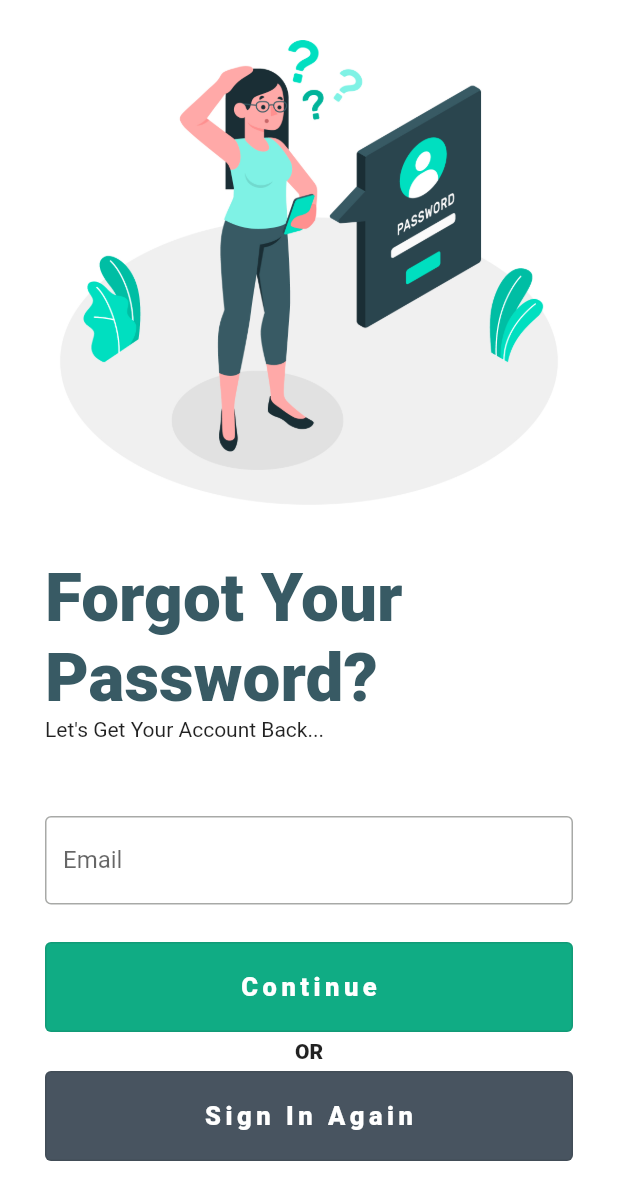
After one commit to Tasheela99/bmiapp, a Flutter app: the screen it shows after launch, scrolled down 69 dp, after a tap on "Forget Password?", on a phone screen of 412 x 824 dp. The commit adds this screen. Shown: the top 1200 px of the screen. Run offline on Flutter 3.47's test engine with Material 2 defaults, Android fonts, the phone set to English and light mode, and no system bars; our stand-ins replace cloud_firestore, firebase_auth, firebase_core, font_awesome_flutter, get, google_sign_in; accounts and stored records are empty.

Commit message:
forgot password screen created and implemented

```diff
--- a/lib/constants/app_text_constants.dart
+++ b/lib/constants/app_text_constants.dart
@@ -7,7 +7,7 @@ const kDashBoardTextStyles = TextStyle(
 );
 
 const kSignUpAndSignInPageTitleStyles = TextStyle(
-  fontSize: 50,
+  fontSize: 45,
   fontWeight: FontWeight.w900,
   color: Color(0xFF385a64),
 );
--- /dev/null
+++ b/lib/constants/app_text_field_constants.dart
@@ -0,0 +1,7 @@
+import 'package:flutter/material.dart';
+
+const kTextFieldStyles = InputDecoration(
+  labelText: 'Email',
+  hintText: 'Email',
+  border: OutlineInputBorder(),
+);
--- a/lib/main.dart
+++ b/lib/main.dart
@@ -19,6 +19,8 @@ class MyApp extends StatelessWidget {
   Widget build(BuildContext context) {
     return GetMaterialApp(
         title: 'User Details App',
+        defaultTransition: Transition.leftToRightWithFade,
+        transitionDuration: Duration(milliseconds: 500),
         theme: ThemeData(
           colorScheme: ColorScheme.fromSeed(seedColor: Colors.green),
         ),
--- a/lib/views/dashboard_screen.dart
+++ b/lib/views/dashboard_screen.dart
@@ -279,7 +279,6 @@ class _DashboardScreenState extends State<DashboardScreen> {
                                             Expanded(
                                               child: ElevatedButton(
                                                 onPressed: () {
-                                                  if (currentUserUid != null) {
                                                     final bmiDataModel = BmiDataModel(
                                                       userId: currentUserUid,
                                                       name: name,
@@ -291,8 +290,6 @@ class _DashboardScreenState extends State<DashboardScreen> {
                                                       timestamp: Timestamp.now(),
                                                     );
                                                     appData.addBmiData(bmiDataModel);
-                                                  }
-
                                                 },
                                                 style: ElevatedButton.styleFrom(
                                                   padding:
--- /dev/null
+++ b/lib/views/forget_password_screen.dart
@@ -0,0 +1,123 @@
+import 'package:flutter/material.dart';
+import 'package:get/get.dart';
+import 'package:myapp/functions/app_validator_functions.dart';
+import 'package:myapp/views/signin_screen.dart';
+
+import '../constants/app_btn_text_constants.dart';
+import '../constants/app_color_constants.dart';
+import '../constants/app_text_constants.dart';
+import '../functions/auth_functions.dart';
+
+class ForgetPasswordScreen extends StatefulWidget {
+  const ForgetPasswordScreen({super.key});
+
+  @override
+  State<ForgetPasswordScreen> createState() => _ForgetPasswordScreenState();
+}
+
+class _ForgetPasswordScreenState extends State<ForgetPasswordScreen> {
+  final forgetPasswordForm = GlobalKey<FormState>();
+  TextEditingController email = TextEditingController();
+  final validators = AppValidators();
+  final authFunctions = Authentication();
+
+  @override
+  Widget build(BuildContext context) {
+    return Scaffold(
+      backgroundColor: Colors.white,
+      body: SafeArea(
+        child: Padding(
+          padding: const EdgeInsets.symmetric(horizontal: 30.0),
+          child: SingleChildScrollView(
+            child: Column(
+              children: [
+                Image(
+                    image: AssetImage("assets/images/forget_password_image.jpg")),
+                const Padding(
+                  padding: EdgeInsets.fromLTRB(0, 20, 0, 0),
+                  child: Align(
+                    alignment: Alignment.centerLeft,
+                    child: Text(
+                      "Forgot Your Password?",
+                      style: kSignUpAndSignInPageTitleStyles,
+                    ),
+                  ),
+                ),
+                Row(
+                  children: [
+                    Text("Let's Get Your Account Back..."),
+                  ],
+                ),
+                SizedBox(height: 50,),
+                Form(
+                  key: forgetPasswordForm,
+                  child: Column(
+                    children: [
+                      TextFormField(
+                        controller: email,
+                        decoration: const InputDecoration(
+                          labelText: 'Email',
+                          hintText: 'Enter Your Email to Reset Your Password',
+                          border: OutlineInputBorder(),
+                        ),
+                        validator: (value) => validators.validateEmail(value!),
+                      ),
+                      SizedBox(height: 25,),
+                      Row(
+                        children: [
+                          Expanded(
+                            child: OutlinedButton(
+                              onPressed: () {
+                                if (forgetPasswordForm.currentState!.validate()) {
+                                  forgetPasswordForm.currentState!.save();
+                                  authFunctions.resetPassword(context, email);
+                                }
+                              },
+                              style: ElevatedButton.styleFrom(
+                                padding: const EdgeInsets.all(20),
+                                backgroundColor: kPrimaryBtnColor,
+                                foregroundColor: Colors.white70,
+                              ),
+                              child: const Text(
+                                "Continue",
+                                style: kBtnStyles,
+                              ),
+                            ),
+                          ),
+                        ],
+                      ),
+                      Padding(
+                        padding: const EdgeInsets.symmetric(vertical: 5),
+                        child: Text("OR",style: TextStyle(
+                          fontWeight: FontWeight.w900,
+                        ),),
+                      ),
+                      Row(
+                        children: [
+                          Expanded(
+                            child: OutlinedButton(
+                              onPressed: ()=> Get.to(()=>SignInScreen()),
+                              style: ElevatedButton.styleFrom(
+                                padding: const EdgeInsets.all(20),
+                                backgroundColor: kSecondaryBtnColor,
+                                foregroundColor: Colors.white70,
+                              ),
+                              child: const Text(
+                                "Sign In Again",
+                                style: kBtnStyles,
+                              ),
+                            ),
+                          ),
+                        ],
+                      ),
+                    ],
+                  ),
+                ),
+              ],
+            ),
+          ),
+        ),
+      ),
+    );
+  }
+}
--- a/lib/views/signin_screen.dart
+++ b/lib/views/signin_screen.dart
@@ -5,6 +5,7 @@ import 'package:get/get.dart';
 import 'package:myapp/constants/app_btn_text_constants.dart';
 import 'package:myapp/constants/app_color_constants.dart';
 import 'package:myapp/functions/app_validator_functions.dart';
+import 'package:myapp/views/forget_password_screen.dart';
 import 'package:myapp/views/signup_screen.dart';
 import '../constants/app_text_constants.dart';
 import '../functions/auth_functions.dart';
@@ -61,7 +62,7 @@ class _SignInScreenState extends State<SignInScreen> {
                       children: [
                         TextFormField(
                           controller: email,
-                          decoration: InputDecoration(
+                          decoration: const InputDecoration(
                             labelText: 'Email',
                             hintText: 'Email',
                             border: OutlineInputBorder(),
@@ -73,7 +74,7 @@ class _SignInScreenState extends State<SignInScreen> {
                         ),
                         TextFormField(
                           controller: password,
-                          decoration: InputDecoration(
+                          decoration: const InputDecoration(
                             labelText: 'Password',
                             hintText: 'Password',
                             border: OutlineInputBorder(),
@@ -81,11 +82,11 @@ class _SignInScreenState extends State<SignInScreen> {
                           validator: (value) => validators.validatePassword(value!),
 
                         ),
-                        const Align(
+                        Align(
                           alignment: Alignment.centerRight,
                           child: TextButton(
-                            onPressed: null,
-                            child: Text(
+                            onPressed: () => Get.to(() => const ForgetPasswordScreen()),
+                            child: const Text(
                               "Forget Password?",
                               style: TextStyle(
                                 color: Color(0xFF485460),
```
Also changed, not shown: lib/functions/auth_functions.dart (+39 -4 lines), assets/images/forget_password_image.jpg (added), 26 other files.
